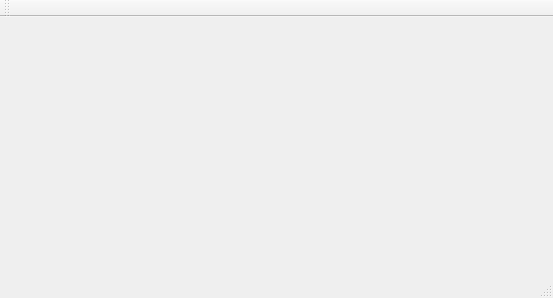
Before: the Qt Designer form GuiMainWindow.ui in msp301/track_camera, drawn with Qt 5.
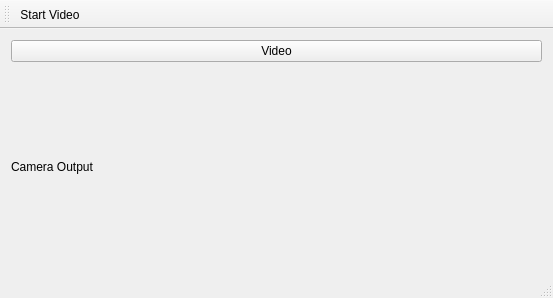
After: the same form once the commit is applied.

Commit message: Getting input video & GUI interface working

Diff of the .ui file:
```diff
--- a/GuiMainWindow.ui
+++ b/GuiMainWindow.ui
@@ -13,7 +13,30 @@
   <property name="windowTitle">
    <string>GuiMainWindow</string>
   </property>
-  <widget class="QWidget" name="centralWidget"/>
+  <widget class="QWidget" name="centralWidget">
+   <layout class="QVBoxLayout" name="verticalLayout">
+    <item>
+     <widget class="QPushButton" name="btn_start_video">
+      <property name="text">
+       <string>Video</string>
+      </property>
+     </widget>
+    </item>
+    <item>
+     <widget class="QLabel" name="lbl_camera_ouput">
+      <property name="autoFillBackground">
+       <bool>false</bool>
+      </property>
+      <property name="text">
+       <string>Camera Output</string>
+      </property>
+      <property name="margin">
+       <number>0</number>
+      </property>
+     </widget>
+    </item>
+   </layout>
+  </widget>
   <widget class="QMenuBar" name="menuBar">
    <property name="geometry">
     <rect>
@@ -24,15 +47,24 @@
     </rect>
    </property>
   </widget>
-  <widget class="QToolBar" name="mainToolBar">
+  <widget class="QStatusBar" name="statusBar"/>
+  <widget class="QToolBar" name="toolBar">
+   <property name="windowTitle">
+    <string>toolBar</string>
+   </property>
    <attribute name="toolBarArea">
     <enum>TopToolBarArea</enum>
    </attribute>
    <attribute name="toolBarBreak">
-    <bool>false</bool>
+    <bool>true</bool>
    </attribute>
+   <addaction name="actionStart_Video"/>
   </widget>
-  <widget class="QStatusBar" name="statusBar"/>
+  <action name="actionStart_Video">
+   <property name="text">
+    <string>Start Video</string>
+   </property>
+  </action>
  </widget>
  <layoutdefault spacing="6" margin="11"/>
  <resources/>
```
Left out of the diff: 19 changed lines with no effect on the pictures. The commit also changes 8 other files.
